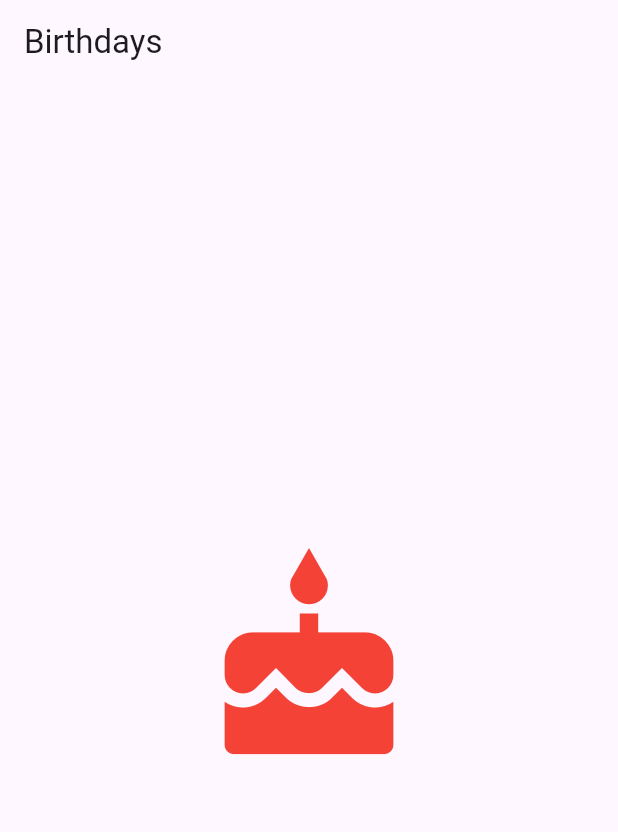
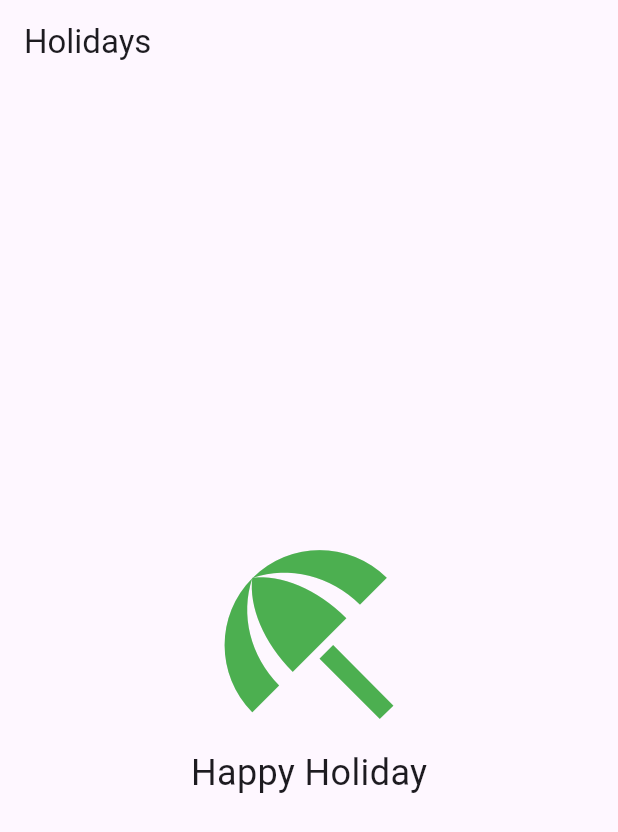
Before and after one commit to abrsh6266/practicing, a Flutter app: the screen it shows after launch, on a phone screen of 412 x 824 dp. Shown: the top 832 px of the screen. Run offline on Flutter 3.47's test engine with Material 3 defaults, Android fonts, the phone set to English and light mode, and no system bars.

Commit message:
creating stateless widgets

```diff
--- /dev/null
+++ b/lib/Holidays.dart
@@ -0,0 +1,30 @@
+import 'package:flutter/material.dart';
+
+class Holidays extends StatelessWidget {
+  const Holidays({super.key});
+
+  @override
+  Widget build(BuildContext context) {
+    return Scaffold(
+      appBar: AppBar(
+        title: const Text('Holidays'),
+      ),
+      body: const Center(
+        child: Column(
+          mainAxisAlignment: MainAxisAlignment.center,
+          children: <Widget>[
+            Icon(
+              Icons.beach_access,
+              size: 150.0,
+              color: Colors.green,
+            ),
+            Text(
+              'Happy Holiday',
+              style: TextStyle(fontSize: 24.0),
+            )
+          ],
+        ),
+      ),
+    );
+  }
+}
--- a/lib/main.dart
+++ b/lib/main.dart
@@ -1,6 +1,6 @@
 // main.dart
+import 'package:commonwd/Holidays.dart';
 import 'package:flutter/material.dart';
-import 'birthday.dart';
 
 void main() {
   runApp(MyApp());
@@ -14,7 +14,7 @@ class MyApp extends StatelessWidget {
       theme: ThemeData(
         primarySwatch: Colors.blue,
       ),
-      home: Birthdays(),
+      home: Holidays(),
     );
   }
 }
```
Also changed, not shown: lib/Anniversaries.dart (added, +19 -0 lines), lib/Home.dart (added).
